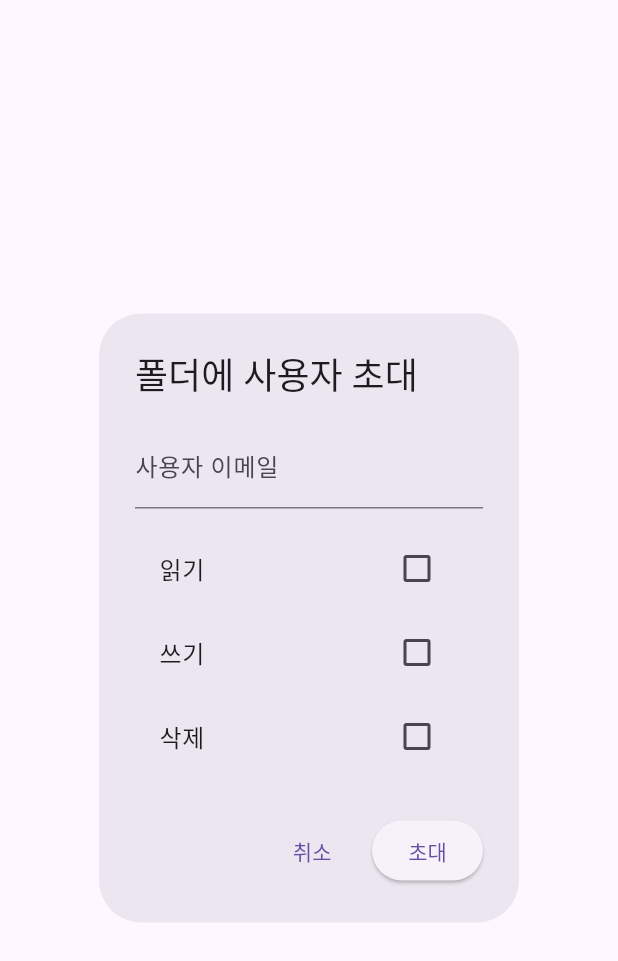
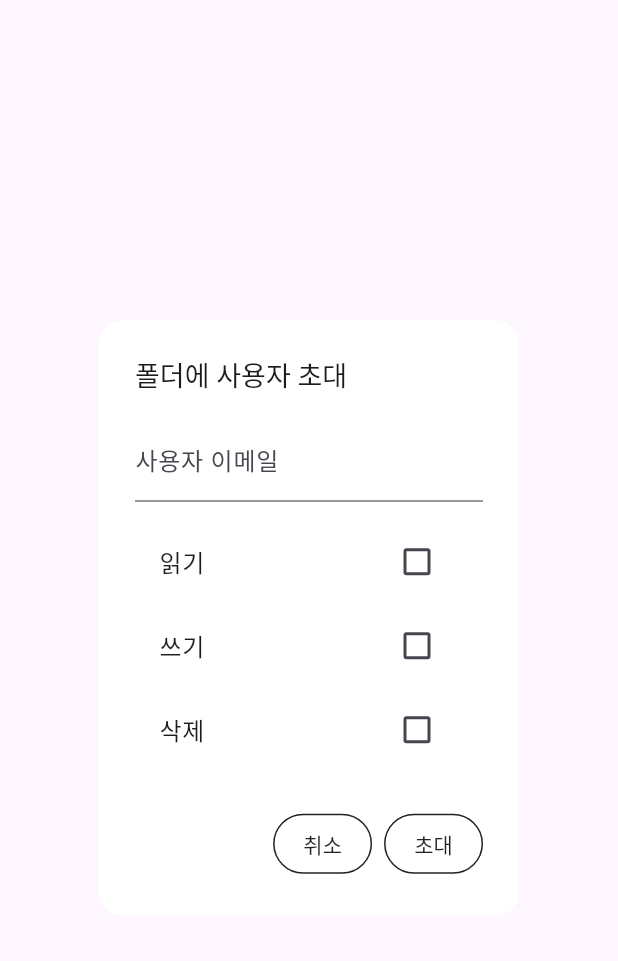
Before and after one commit to Capstone-200OK/frontend, a Flutter app: the FolderGrantDialog widget shown alone on an empty page, opened directly with empty values, on a phone screen of 412 x 824 dp. Shown: the top 961 px of the screen. Run offline on Flutter 3.47's test engine with Material 3 defaults, Android fonts, the phone set to English and light mode, and no system bars; our stand-ins replace flutter_dotenv; missing offline and left inert: dart:html, desktop_drop, syncfusion_flutter_pdfviewer, webview_windows; network calls fail; Roboto replaces fonts that are missing (APPLESDGOTHICNEOEB).

Commit message:
초대하기 UI 디자인바꿈

```diff
--- a/lib/screens/folder_grant_dialog.dart
+++ b/lib/screens/folder_grant_dialog.dart
@@ -96,7 +96,15 @@ class _FolderGrantDialogState extends State<FolderGrantDialog> {
   @override
   Widget build(BuildContext context) {
     return AlertDialog(
-      title: const Text('폴더에 사용자 초대'),
+      backgroundColor: Colors.white,
+      shape: RoundedRectangleBorder(borderRadius: BorderRadius.circular(16)),
+      title: const Text(
+        '폴더에 사용자 초대',
+        style: TextStyle(
+          fontSize: 18,
+          fontFamily: 'APPLESDGOTHICNEOEB'
+        ),
+      ),
       content: Column(
         mainAxisSize: MainAxisSize.min,
         children: [
@@ -131,13 +139,29 @@ class _FolderGrantDialogState extends State<FolderGrantDialog> {
 
       // 하단 버튼들
       actions: [
-        TextButton(
-          onPressed: () => Navigator.pop(context),
-          child: const Text('취소'),
+        OutlinedButton(
+          onPressed: () {
+            Navigator.pop(context); // 다이얼로그 닫기
+          },
+          style: OutlinedButton.styleFrom(
+            side: const BorderSide(color: Colors.black87),
+            padding: const EdgeInsets.symmetric(horizontal: 20, vertical: 10),
+          ),
+          child: const Text(
+           '취소',
+           style: TextStyle(color: Colors.black87),
+            ),
         ),
-        ElevatedButton(
+        OutlinedButton(
           onPressed: grantPermission,
-          child: const Text('초대'),
+          style: OutlinedButton.styleFrom(
+            side: const BorderSide(color: Colors.black87), // 테두리 색
+            padding: const EdgeInsets.symmetric(horizontal: 20, vertical: 10),
+          ),
+          child: const Text(
+            '초대',
+            style: TextStyle(color: Colors.black87),
+            ),
         ),
       ],
     );
```
